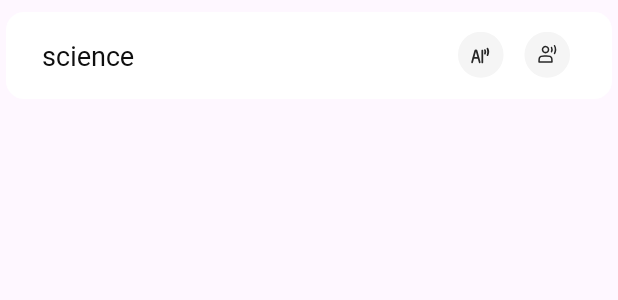
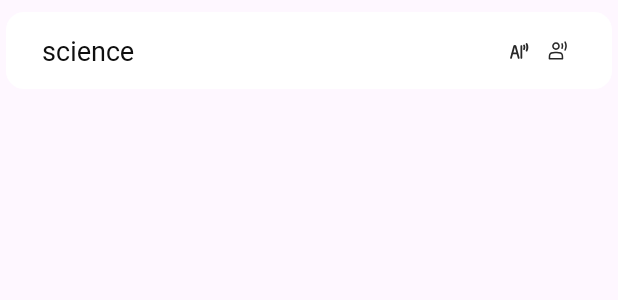
Before and after one commit to TeamTalkable/ANDROID, an Android app: the layout item_talk_feedback_learned_pronunciation.xml on its own in the app's theme, with its tools: preview values and no code run, on a phone screen of 412 x 824 dp. Shown: the top 300 px of the screen. Run offline under Robolectric (Android 15) with nearby library versions, the phone set to English and light mode, and no system bars.

Commit message:
#5 [ADD] : 아이콘 리소스 수정

```diff
--- a/app/src/main/res/drawable/ic_talk_ai_voice.xml
+++ b/app/src/main/res/drawable/ic_talk_ai_voice.xml
@@ -1,32 +1,29 @@
 <vector xmlns:android="http://schemas.android.com/apk/res/android"
-    android:width="31dp"
-    android:height="31dp"
-    android:viewportWidth="31"
-    android:viewportHeight="31">
+    android:width="13dp"
+    android:height="13dp"
+    android:viewportWidth="13"
+    android:viewportHeight="13">
   <path
-      android:pathData="M15.024,15.024m-15.024,0a15.024,15.024 0,1 1,30.047 0a15.024,15.024 0,1 1,-30.047 0"
-      android:fillColor="#F5F5F5"/>
-  <path
-      android:pathData="M15.891,20.58C15.775,20.58 15.675,20.511 15.59,20.373C15.505,20.236 15.463,20.074 15.463,19.888V12.412C15.463,12.226 15.505,12.064 15.59,11.927C15.675,11.789 15.775,11.72 15.891,11.72H16.191C16.306,11.72 16.406,11.789 16.491,11.927C16.576,12.064 16.618,12.226 16.618,12.412V19.888C16.618,20.074 16.576,20.236 16.491,20.373C16.406,20.511 16.306,20.58 16.191,20.58H15.891Z"
+      android:pathData="M7.89,11.58C7.775,11.58 7.675,11.511 7.59,11.373C7.505,11.236 7.463,11.074 7.463,10.888V3.412C7.463,3.226 7.505,3.064 7.59,2.927C7.675,2.789 7.775,2.72 7.89,2.72H8.191C8.306,2.72 8.406,2.789 8.491,2.927C8.576,3.064 8.618,3.226 8.618,3.412V10.888C8.618,11.074 8.576,11.236 8.491,11.373C8.406,11.511 8.306,11.58 8.191,11.58H7.89Z"
       android:fillColor="#282828"/>
   <path
-      android:pathData="M17.774,11.909C17.774,11.909 18.314,12.988 17.774,14.307ZM19.453,10.95C19.453,10.95 20.532,12.892 19.453,15.267Z"
+      android:pathData="M9.774,2.909C9.774,2.909 10.314,3.988 9.774,5.307V2.909ZM11.453,1.95C11.453,1.95 12.532,3.892 11.453,6.267V1.95Z"
       android:fillColor="#282828"/>
   <path
-      android:pathData="M17.774,11.909C17.774,11.909 18.314,12.988 17.774,14.307M19.453,10.95C19.453,10.95 20.532,12.892 19.453,15.267"
+      android:pathData="M9.774,2.909C9.774,2.909 10.314,3.988 9.774,5.307M11.453,1.95C11.453,1.95 12.532,3.892 11.453,6.267"
       android:strokeLineJoin="round"
       android:strokeWidth="1.15556"
       android:fillColor="#00000000"
       android:strokeColor="#282828"
       android:strokeLineCap="round"/>
   <path
-      android:pathData="M9.3,20.002L11.381,12.427C11.434,12.237 11.606,12.106 11.804,12.106V12.106C12.001,12.106 12.174,12.237 12.226,12.427L14.307,20.002"
+      android:pathData="M1.3,11.002L3.381,3.427C3.433,3.237 3.606,3.105 3.804,3.105V3.105C4.001,3.105 4.174,3.237 4.226,3.427L6.307,11.002"
       android:strokeWidth="1.15556"
       android:fillColor="#00000000"
       android:strokeColor="#282828"
       android:strokeLineCap="round"/>
   <path
-      android:pathData="M10.301,17.113H13.306"
+      android:pathData="M2.301,8.113H5.306"
       android:strokeWidth="1.15556"
       android:fillColor="#00000000"
       android:strokeColor="#282828"
--- a/app/src/main/res/drawable/ic_talk_user_voice.xml
+++ b/app/src/main/res/drawable/ic_talk_user_voice.xml
@@ -1,14 +1,11 @@
 <vector xmlns:android="http://schemas.android.com/apk/res/android"
-    android:width="31dp"
-    android:height="31dp"
-    android:viewportWidth="31"
-    android:viewportHeight="31">
-  <path
-      android:pathData="M15.977,15.024m-15.024,0a15.024,15.024 0,1 1,30.047 0a15.024,15.024 0,1 1,-30.047 0"
-      android:fillColor="#F5F5F5"/>
+    android:width="15dp"
+    android:height="15dp"
+    android:viewportWidth="15"
+    android:viewportHeight="15">
   <path
       android:strokeWidth="1"
-      android:pathData="M18.811,10.205C18.811,10.205 19.449,11.48 18.811,13.039M20.796,9.071C20.796,9.071 22.071,11.367 20.796,14.173M14.843,13.606C15.104,13.606 15.361,13.555 15.602,13.455C15.843,13.356 16.062,13.209 16.246,13.025C16.43,12.841 16.576,12.622 16.676,12.381C16.776,12.141 16.827,11.883 16.827,11.622C16.827,11.361 16.776,11.103 16.676,10.863C16.576,10.622 16.43,10.403 16.246,10.219C16.062,10.035 15.843,9.888 15.602,9.789C15.361,9.689 15.104,9.638 14.843,9.638C14.317,9.638 13.812,9.847 13.44,10.219C13.068,10.591 12.859,11.096 12.859,11.622C12.859,12.148 13.068,12.653 13.44,13.025C13.812,13.397 14.317,13.606 14.843,13.606ZM10.591,19.502V19.843H19.095V19.502C19.095,18.232 19.095,17.597 18.848,17.112C18.63,16.685 18.283,16.338 17.857,16.121C17.371,15.874 16.736,15.874 15.467,15.874H14.219C12.949,15.874 12.314,15.874 11.829,16.121C11.402,16.338 11.056,16.685 10.838,17.112C10.591,17.597 10.591,18.232 10.591,19.502Z"
+      android:pathData="M9.811,3.205C9.811,3.205 10.449,4.48 9.811,6.039M11.796,2.071C11.796,2.071 13.071,4.367 11.796,7.173M5.843,6.606C6.103,6.606 6.362,6.555 6.602,6.455C6.843,6.355 7.062,6.209 7.246,6.025C7.43,5.841 7.576,5.622 7.676,5.381C7.776,5.141 7.827,4.883 7.827,4.622C7.827,4.361 7.776,4.103 7.676,3.863C7.576,3.622 7.43,3.403 7.246,3.219C7.062,3.035 6.843,2.888 6.602,2.789C6.362,2.689 6.103,2.638 5.843,2.638C5.317,2.638 4.812,2.847 4.44,3.219C4.068,3.591 3.859,4.096 3.859,4.622C3.859,5.148 4.068,5.653 4.44,6.025C4.812,6.397 5.317,6.606 5.843,6.606ZM1.591,12.502V12.842H10.095V12.502C10.095,11.232 10.095,10.597 9.848,10.112C9.63,9.685 9.283,9.339 8.857,9.121C8.371,8.874 7.736,8.874 6.467,8.874H5.219C3.949,8.874 3.314,8.874 2.829,9.121C2.402,9.339 2.056,9.685 1.838,10.112C1.591,10.597 1.591,11.232 1.591,12.502Z"
       android:strokeLineJoin="round"
       android:fillColor="#00000000"
       android:strokeColor="#282828"
```
Also changed, not shown: app/src/main/res/drawable-xhdpi/img_splash_logo.png (added), app/src/main/res/drawable-xxhdpi/img_splash_logo.png (added), app/src/main/res/drawable/img_splash_logo.png.
